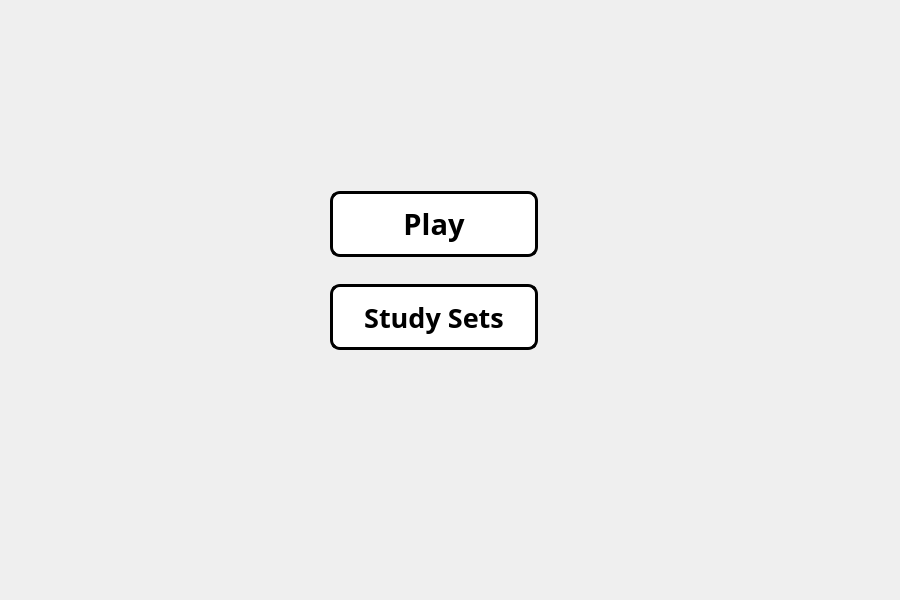
Qt form ui/main_menu.ui (PierceLD/Capstone-1-Group-9-Project) before a commit.
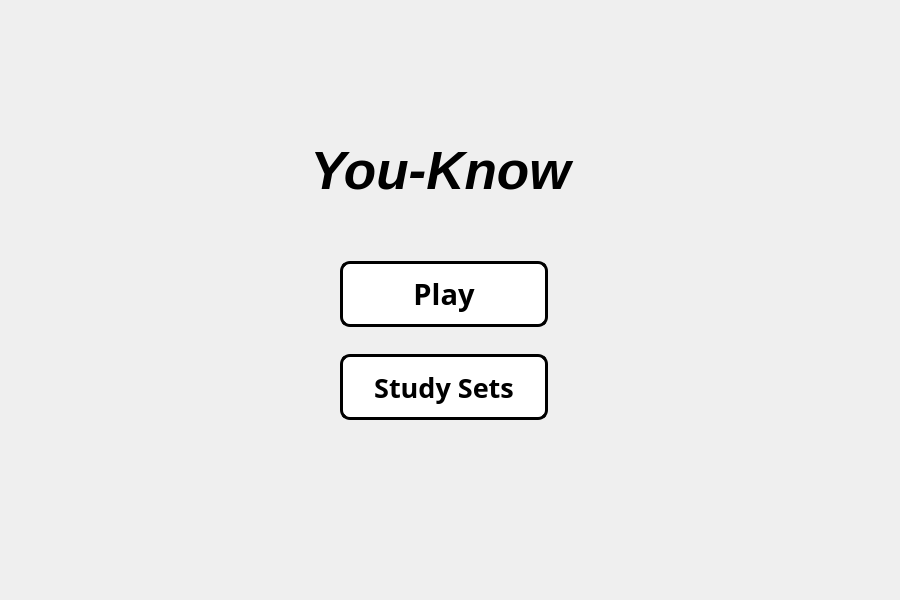
The same form after that commit.

Commit message: fixed button formats

What changed in the file:
```diff
--- a/ui/main_menu.ui
+++ b/ui/main_menu.ui
@@ -37,8 +37,8 @@
   <widget class="QWidget" name="verticalLayoutWidget">
    <property name="geometry">
     <rect>
-     <x>330</x>
-     <y>170</y>
+     <x>340</x>
+     <y>240</y>
      <width>208</width>
      <height>201</height>
     </rect>
@@ -106,6 +106,33 @@
     </item>
    </layout>
   </widget>
+  <widget class="QLabel" name="label">
+   <property name="geometry">
+    <rect>
+     <x>230</x>
+     <y>120</y>
+     <width>421</width>
+     <height>101</height>
+    </rect>
+   </property>
+   <property name="font">
+    <font>
+     <pointsize>40</pointsize>
+     <weight>75</weight>
+     <italic>true</italic>
+     <bold>true</bold>
+    </font>
+   </property>
+   <property name="layoutDirection">
+    <enum>Qt::LeftToRight</enum>
+   </property>
+   <property name="text">
+    <string>You-Know</string>
+   </property>
+   <property name="alignment">
+    <set>Qt::AlignCenter</set>
+   </property>
+  </widget>
  </widget>
  <resources/>
  <connections/>
```
The commit also changes 4 other files.
